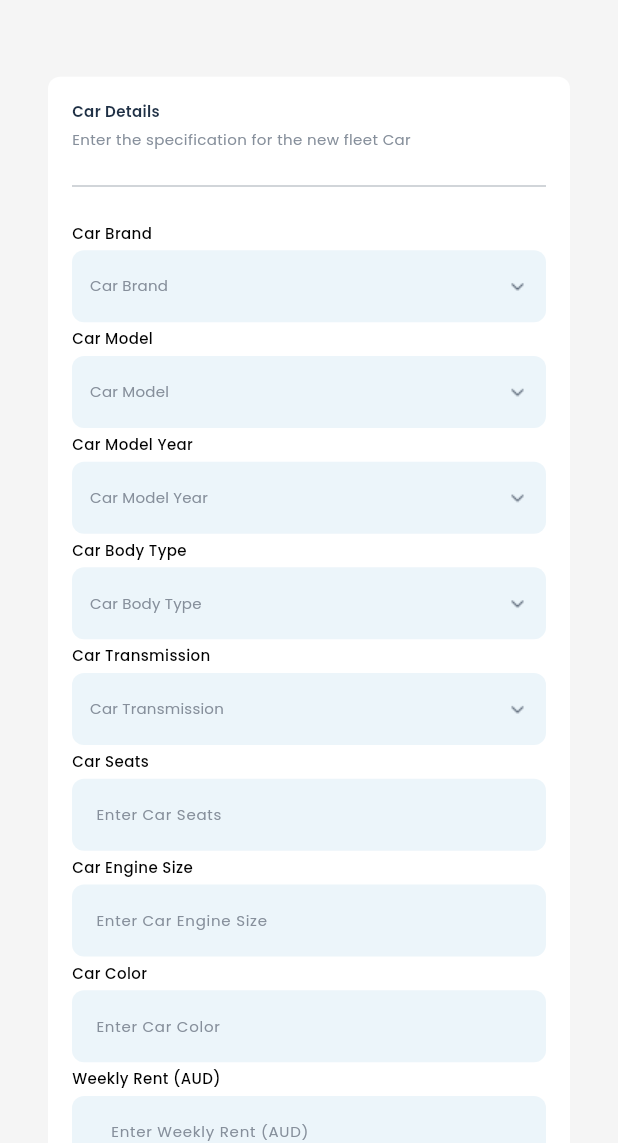
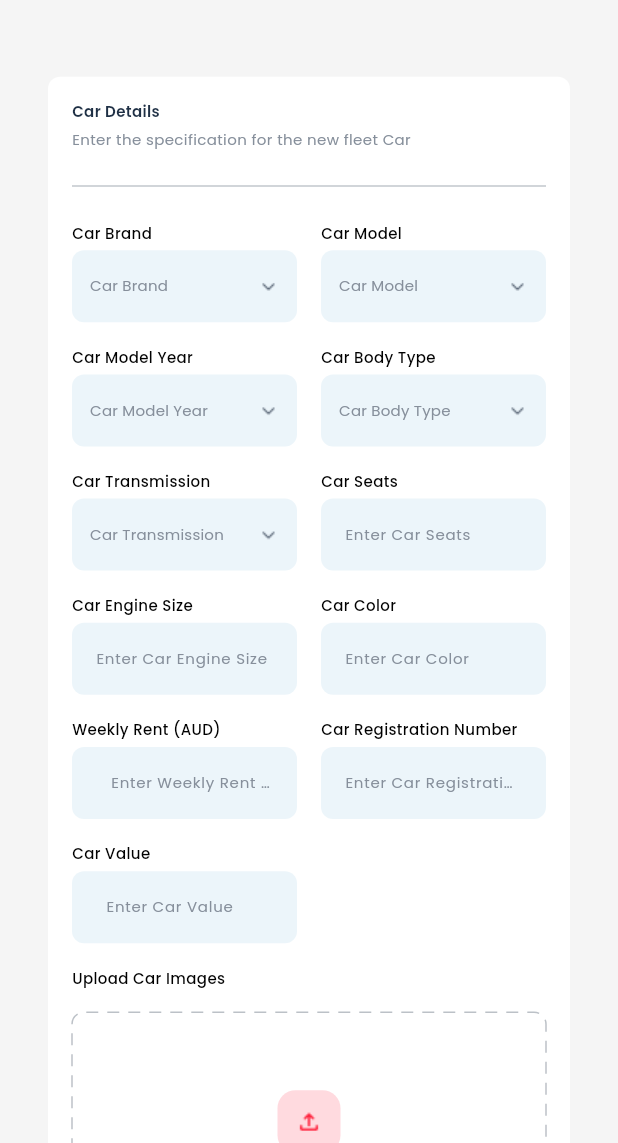
Before and after one commit to huzaifa-huzzi/Car_Rental_Project, a Flutter app: the CarDetailsScreen screen opened directly, after a tap on the "add" icon, on a phone screen of 412 x 824 dp, the part 93-1236 px from its top. Run offline on Flutter 3.47's test engine with Material 3 defaults, Android fonts, the phone set to English and light mode, and no system bars; drawn by our look-alikes of dotted_border; our stand-ins replace file_picker, get, go_router, google_fonts, url_strategy; network calls fail.

Commit message:
Add Car Responsiveness issue solved

```diff
--- a/lib/Car Inventory/AddingCar/AddingCar.dart
+++ b/lib/Car Inventory/AddingCar/AddingCar.dart
@@ -10,7 +10,6 @@ class AddingCarScreen extends StatelessWidget {
   Widget build(BuildContext context) {
     bool isMobile = AppSizes.isMobile(context);
 
-    // 1. SingleChildScrollView ko 'body' variable mein store karein
     Widget content = SingleChildScrollView(
       child: Padding(
         padding: EdgeInsets.symmetric(
@@ -48,13 +47,10 @@ class AddingCarScreen extends StatelessWidget {
     );
 
 
-    if (isMobile) {
-      return Scaffold(
-        body: SafeArea(child: content),
-      );
-    }
+    return Scaffold(
 
+      body: SafeArea(child: content),
+    );
 
-    return content;
   }
 }
--- a/lib/Car Inventory/AddingCar/Widgets/AddCarFormWidget.dart
+++ b/lib/Car Inventory/AddingCar/Widgets/AddCarFormWidget.dart
@@ -21,8 +21,6 @@ class AddCarFormWidget extends StatelessWidget {
   @override
   Widget build(BuildContext context) {
     final isMobile = AppSizes.isMobile(context);
-    final isTablet = AppSizes.isTablet(context);
-    final double spacing = AppSizes.padding(context);
 
     return Container(
       width: double.infinity,
@@ -51,52 +49,45 @@ class AddCarFormWidget extends StatelessWidget {
             ///GRID FORM
             LayoutBuilder(
               builder: (context, constraints) {
+                final double totalWidth = constraints.maxWidth;
+                final double spacing = AppSizes.padding(context);
+                double itemWidth;
+                int columns;
 
-                int currentColumnCount;
 
-                if (constraints.maxWidth >= 900) {
-                  currentColumnCount = 3;
+                if (totalWidth >= 900) {
+                  columns = 3;
                 }
-                else if (constraints.maxWidth >= 500) {
-                  currentColumnCount = 2;
+                else if (totalWidth >= 550) {
+                  columns = 3;
                 }
                 else {
-                  currentColumnCount = 1;
-                }
-
-                double calculatedAspectRatio;
-
-                if (currentColumnCount == 1) {
-                  calculatedAspectRatio = 5.8;
-                } else if (currentColumnCount == 2) {
-                  calculatedAspectRatio = 4.1;
-                } else {
-                  calculatedAspectRatio = 3.2;
+                  columns = 2;
                 }
 
 
-                return GridView(
-                  shrinkWrap: true,
-                  physics: NeverScrollableScrollPhysics(),
-                  gridDelegate: SliverGridDelegateWithFixedCrossAxisCount(
-                    crossAxisCount: currentColumnCount, // Use dynamic column count
-                    crossAxisSpacing: AppSizes.padding(context),
-                    mainAxisSpacing: AppSizes.padding(context),
-                    // Use the calculated and safe ratio
-                    childAspectRatio: calculatedAspectRatio,
-                  ),
+                if (columns == 1) {
+                  itemWidth = totalWidth;
+                } else {
+                  final double totalSpacing = spacing * (columns - 1);
+                  itemWidth = (totalWidth - totalSpacing) / columns;
+                }
+
+                return Wrap(
+                  spacing: spacing,
+                  runSpacing: spacing,
                   children: [
-                    _buildDropdown(context, "Car Brand", ["Toyota", "Honda", "BMW"], controller.selectedBrand, id: 'car Brand'),
-                    _buildDropdown(context, "Car Model", ["Corolla", "Civic", "X5"], controller.selectedModel,id: 'car Model'),
-                    _buildDropdown(context, "Car Model Year", ["2020", "2021", "2022"], controller.selectedYear,id: 'Year'),
-                    _buildDropdown(context, "Car Body Type", ["Sedan", "SUV", "Truck"], controller.selectedBodyType,id: 'Body type'),
-                    _buildDropdown(context, "Car Transmission", ["Automatic", "Manual"], controller.selectedTransmission,id: 'Transmission'),
-                    _buildTextField(context, "Car Seats", controller.seatsController),
-                    _buildTextField(context, "Car Engine Size", controller.engineController),
-                    _buildTextField(context, "Car Color", controller.colorController),
-                    _buildTextField(context, "Weekly Rent (AUD)", controller.weeklyRentController, prefix: "\$ "),
-                    _buildTextField(context, "Car Registration Number", controller.regController),
-                    _buildTextField(context, "Car Value", controller.valueController, prefix: "\$"),
+                    SizedBox(width: itemWidth, child: _buildDropdown(context, "Car Brand", ["Toyota", "Honda", "BMW"], controller.selectedBrand, id: 'car Brand')),
+                    SizedBox(width: itemWidth, child: _buildDropdown(context, "Car Model", ["Corolla", "Civic", "X5"], controller.selectedModel,id: 'car Model')),
+                    SizedBox(width: itemWidth, child: _buildDropdown(context, "Car Model Year", ["2020", "2021", "2022"], controller.selectedYear,id: 'Year')),
+                    SizedBox(width: itemWidth, child: _buildDropdown(context, "Car Body Type", ["Sedan", "SUV", "Truck"], controller.selectedBodyType,id: 'Body type')),
+                    SizedBox(width: itemWidth, child: _buildDropdown(context, "Car Transmission", ["Automatic", "Manual"], controller.selectedTransmission,id: 'Transmission')),
+                    SizedBox(width: itemWidth, child: _buildTextField(context, "Car Seats", controller.seatsController)),
+                    SizedBox(width: itemWidth, child: _buildTextField(context, "Car Engine Size", controller.engineController)),
+                    SizedBox(width: itemWidth, child: _buildTextField(context, "Car Color", controller.colorController)),
+                    SizedBox(width: itemWidth, child: _buildTextField(context, "Weekly Rent (AUD)", controller.weeklyRentController, prefix: "\$ ")),
+                    SizedBox(width: itemWidth, child: _buildTextField(context, "Car Registration Number", controller.regController)),
+                    SizedBox(width: itemWidth, child: _buildTextField(context, "Car Value", controller.valueController, prefix: "\$")),
                   ],
                 );
               },
@@ -153,7 +144,6 @@ class AddCarFormWidget extends StatelessWidget {
   /// ---------- Extra Widgets  --------///
 
   // _buildDropdown Widget
-
   Widget _buildDropdown(
       BuildContext context,
       String label,
@@ -161,16 +151,14 @@ class AddCarFormWidget extends StatelessWidget {
       RxString selected, {
         required String id,
       }) {
-    return LayoutBuilder(builder: (context, constraints) {
+
     return Obx(() {
       bool isOpen = controller.openedDropdown.value == id;
-        // Rest of _buildDropdown logic
       return Column(
         crossAxisAlignment: CrossAxisAlignment.start,
         children: [
           Text(label, style: TTextTheme.titleTwo(context)),
           SizedBox(height: AppSizes.verticalPadding(context) * 0.3),
-
           GestureDetector(
             onTap: () {
               if (controller.openedDropdown.value == id) {
@@ -179,31 +167,24 @@ class AddCarFormWidget extends StatelessWidget {
                 controller.openedDropdown.value = id;
               }
             },
-
             child: Container(
               padding: EdgeInsets.symmetric(horizontal: 12),
               decoration: BoxDecoration(
                 color: AppColors.secondaryColor,
-                  borderRadius: BorderRadius.circular(
-                    AppSizes.borderRadius(context),
+                borderRadius: BorderRadius.circular(AppSizes.borderRadius(context)),
               ),
-                ),
-
               child: DropdownButtonHideUnderline(
                 child: DropdownButton<String>(
                   isExpanded: true,
                   dropdownColor: AppColors.secondaryColor,
-
                   value: selected.value.isEmpty ? null : selected.value,
                   hint: Text("$label", style: TTextTheme.titleFour(context)),
-
                   icon: Image.asset(
                     isOpen
                         ? IconString.upsideDropdownIcon
                         : IconString.dropdownIcon,
                     height: 18,
                   ),
-
                   selectedItemBuilder: (context) {
                     return items.map((item) {
                       return Align(
@@ -212,31 +193,12 @@ class AddCarFormWidget extends StatelessWidget {
                       );
                     }).toList();
                   },
-
-                    items: items.asMap().entries.map((entry) {
-                      int index = entry.key;
-                      String item = entry.value;
-
+                  items: items.map((item) {
                     return DropdownMenuItem<String>(
                       value: item,
-                        child: Column(
-                          crossAxisAlignment: CrossAxisAlignment.start,
-                          children: [
-                            Padding(
-                              padding: const EdgeInsets.symmetric(vertical: 8),
                       child: Text(item, style: TTextTheme.titleTwo(context)),
-                            ),
-                            if (index != items.length - 1)
-                              Divider(
-                                height: 1,
-                                thickness: 0.5,
-                                color: AppColors.quadrantalTextColor,
-                              ),
-                          ],
-                        ),
                     );
                   }).toList(),
-
                   onChanged: (value) {
                     selected.value = value!;
                     controller.openedDropdown.value = "";
@@ -248,11 +210,13 @@ class AddCarFormWidget extends StatelessWidget {
         ],
       );
     });
-    });
   }
 
-  // TextField Widget
-  Widget _buildTextField(BuildContext context, String label, TextEditingController controller, {String? prefix, bool isLast = false}) {
+
+//  TextField Widgets
+  Widget _buildTextField(BuildContext context, String label, TextEditingController controller,
+      {String? prefix}) {
+
     return Column(
       crossAxisAlignment: CrossAxisAlignment.start,
       children: [
@@ -275,9 +239,10 @@ class AddCarFormWidget extends StatelessWidget {
             ),
           ),
         ),
-        ]
+      ],
     );
   }
+
 
   //  IMAGE UPLOAD BOX Widget
   Widget _imageBox(BuildContext context) {
--- a/lib/Car Inventory/Car Details/Widget/CarDetailWidget.dart
+++ b/lib/Car Inventory/Car Details/Widget/CarDetailWidget.dart
@@ -485,13 +485,18 @@ class _CarDetailBodyWidgetState extends State<CarDetailBodyWidget> {
 //  Specification Tile for Mobile UI
   Widget _buildSpecTile(
       BuildContext context, String icon, String title, String value, {required bool isMobile}) {
+    final double iconSize = isMobile ? 26 : 38;
+    final double spacing = isMobile ? 9 : 14;
+    final double textSpacing = isMobile ? 2 : 3;
+
     if (isMobile) {
       return Row(
         crossAxisAlignment: CrossAxisAlignment.start,
         children: [
+          // ICON BOX
           Container(
-            height: 26,
-            width: 26,
+            height: iconSize,
+            width: iconSize,
             decoration: BoxDecoration(
               color: AppColors.secondaryColor,
               borderRadius: BorderRadius.circular(10),
@@ -505,20 +510,25 @@ class _CarDetailBodyWidgetState extends State<CarDetailBodyWidget> {
             ),
           ),
 
-          SizedBox(width: 9),
+          SizedBox(width: spacing),
 
+          // TITLE + VALUE
           Expanded(
             child: Column(
               crossAxisAlignment: CrossAxisAlignment.start,
               children: [
                 Text(
                   title,
-                  style:  TTextTheme.titleseven(context),
+                  style: TTextTheme.titleseven(context),
+                  softWrap: true,
+                  maxLines: 2,
+                  overflow: TextOverflow.ellipsis,
                 ),
-                SizedBox(height: 1),
+                SizedBox(height: textSpacing),
                 Text(
                   value,
                   style: TTextTheme.pThree(context),
+                  softWrap: true,
                   maxLines: null,
                 ),
               ],
```
Lines whose indentation alone changed are shown as unchanged.
